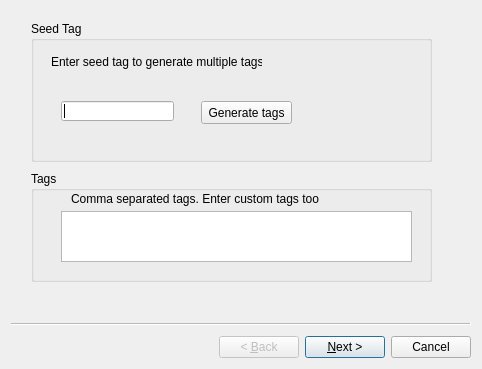
The window that ui/upload.ui (pratikone/videoVenom) describes before a commit, drawn with Qt 5.
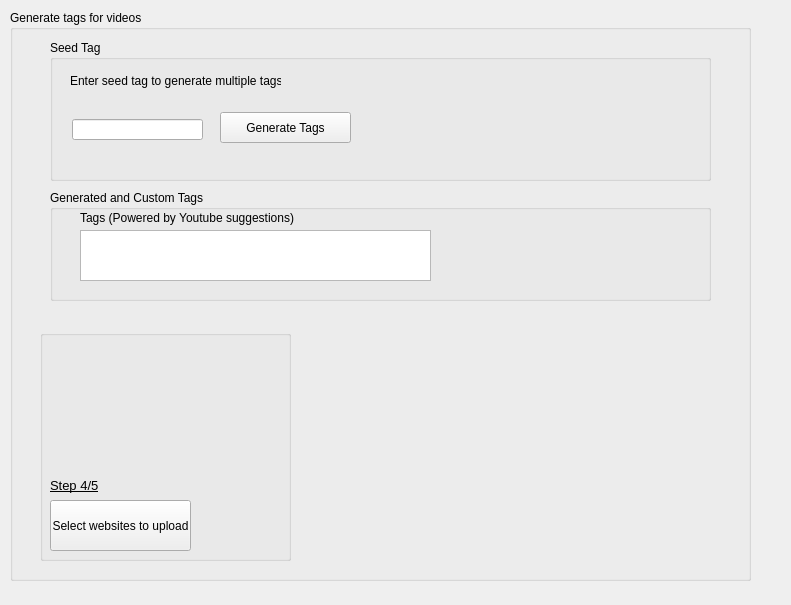
The same window after the commit.

Commit message: Made into a step by step application

Patch:
```diff
--- a/ui/upload.ui
+++ b/ui/upload.ui
@@ -1,25 +1,104 @@
 <?xml version="1.0" encoding="UTF-8"?>
 <ui version="4.0">
- <class>Wizard</class>
- <widget class="QWizard" name="Wizard">
+ <class>StackedWidget</class>
+ <widget class="QStackedWidget" name="StackedWidget">
   <property name="geometry">
    <rect>
     <x>0</x>
     <y>0</y>
-    <width>482</width>
-    <height>369</height>
+    <width>791</width>
+    <height>605</height>
    </rect>
   </property>
+  <property name="font">
+   <font>
+    <family>Arial</family>
+    <weight>50</weight>
+    <bold>false</bold>
+   </font>
+  </property>
   <property name="windowTitle">
    <string>Publish and upload</string>
   </property>
-  <widget class="QWizardPage" name="wizardPage1">
+  <property name="currentIndex">
+   <number>0</number>
+  </property>
+  <widget class="QWidget" name="page">
+   <widget class="QGroupBox" name="groupBox">
+    <property name="geometry">
+     <rect>
+      <x>10</x>
+      <y>10</y>
+      <width>741</width>
+      <height>571</height>
+     </rect>
+    </property>
+    <property name="title">
+     <string>Generate tags for videos</string>
+    </property>
+    <widget class="QGroupBox" name="progressBox">
+     <property name="geometry">
+      <rect>
+       <x>30</x>
+       <y>320</y>
+       <width>251</width>
+       <height>231</height>
+      </rect>
+     </property>
+     <property name="title">
+      <string/>
+     </property>
+     <widget class="QLabel" name="nextLabel">
+      <property name="geometry">
+       <rect>
+        <x>10</x>
+        <y>140</y>
+        <width>81</width>
+        <height>31</height>
+       </rect>
+      </property>
+      <property name="font">
+       <font>
+        <family>Arial</family>
+        <pointsize>10</pointsize>
+        <weight>50</weight>
+        <italic>false</italic>
+        <bold>false</bold>
+        <underline>true</underline>
+       </font>
+      </property>
+      <property name="autoFillBackground">
+       <bool>false</bool>
+      </property>
+      <property name="text">
+       <string>Step 4/5</string>
+      </property>
+     </widget>
+     <widget class="QPushButton" name="nextBtn">
+      <property name="geometry">
+       <rect>
+        <x>10</x>
+        <y>170</y>
+        <width>141</width>
+        <height>51</height>
+       </rect>
+      </property>
+      <property name="font">
+       <font>
+        <family>Arial</family>
+       </font>
+      </property>
+      <property name="text">
+       <string>Select websites to upload</string>
+      </property>
+     </widget>
+    </widget>
    <widget class="QGroupBox" name="seedBox">
     <property name="geometry">
      <rect>
-      <x>20</x>
-      <y>10</y>
-      <width>401</width>
+       <x>40</x>
+       <y>30</y>
+       <width>661</width>
       <height>141</height>
      </rect>
     </property>
@@ -29,12 +108,19 @@
     <widget class="QLineEdit" name="seedTagTextBox">
      <property name="geometry">
       <rect>
-       <x>30</x>
-       <y>80</y>
-       <width>113</width>
-       <height>20</height>
-      </rect>
-     </property>
+        <x>22</x>
+        <y>79</y>
+        <width>131</width>
+        <height>21</height>
+       </rect>
+      </property>
+      <property name="font">
+       <font>
+        <family>Arial</family>
+        <weight>75</weight>
+        <bold>true</bold>
+       </font>
+      </property>
     </widget>
     <widget class="QLabel" name="label">
      <property name="geometry">
@@ -45,6 +131,13 @@
        <height>21</height>
       </rect>
      </property>
+      <property name="font">
+       <font>
+        <family>Arial</family>
+        <weight>50</weight>
+        <bold>false</bold>
+       </font>
+      </property>
      <property name="text">
       <string>Enter seed tag to generate multiple tags</string>
      </property>
@@ -53,27 +146,34 @@
      <property name="geometry">
       <rect>
        <x>170</x>
-       <y>80</y>
-       <width>91</width>
-       <height>23</height>
+        <y>72</y>
+        <width>131</width>
+        <height>31</height>
       </rect>
      </property>
      <property name="text">
-      <string>Generate tags</string>
+       <string>Generate Tags</string>
      </property>
     </widget>
    </widget>
    <widget class="QGroupBox" name="tagsBox">
     <property name="geometry">
      <rect>
-      <x>20</x>
-      <y>160</y>
-      <width>401</width>
+       <x>40</x>
+       <y>180</y>
+       <width>661</width>
       <height>111</height>
      </rect>
     </property>
+     <property name="font">
+      <font>
+       <family>Arial</family>
+       <weight>50</weight>
+       <bold>false</bold>
+      </font>
+     </property>
     <property name="title">
-     <string>Tags</string>
+      <string>Generated and Custom Tags</string>
     </property>
     <widget class="QTextEdit" name="textEdit">
      <property name="geometry">
@@ -91,19 +191,27 @@
     <widget class="QLabel" name="label_2">
      <property name="geometry">
       <rect>
-       <x>40</x>
+        <x>30</x>
        <y>20</y>
        <width>251</width>
        <height>16</height>
       </rect>
      </property>
+      <property name="font">
+       <font>
+        <family>Arial</family>
+        <weight>50</weight>
+        <bold>false</bold>
+       </font>
+      </property>
      <property name="text">
-      <string>Comma separated tags. Enter custom tags too</string>
+       <string>Tags (Powered by Youtube suggestions)</string>
      </property>
     </widget>
    </widget>
   </widget>
-  <widget class="QWizardPage" name="wizardPage2">
+  </widget>
+  <widget class="QWidget" name="page">
    <widget class="QGroupBox" name="uploadBox">
     <property name="geometry">
      <rect>
```
Left out of the diff: 107 changed lines with no effect on the pictures. Lines whose indentation alone changed are shown as unchanged. The commit also changes 5 other files.
